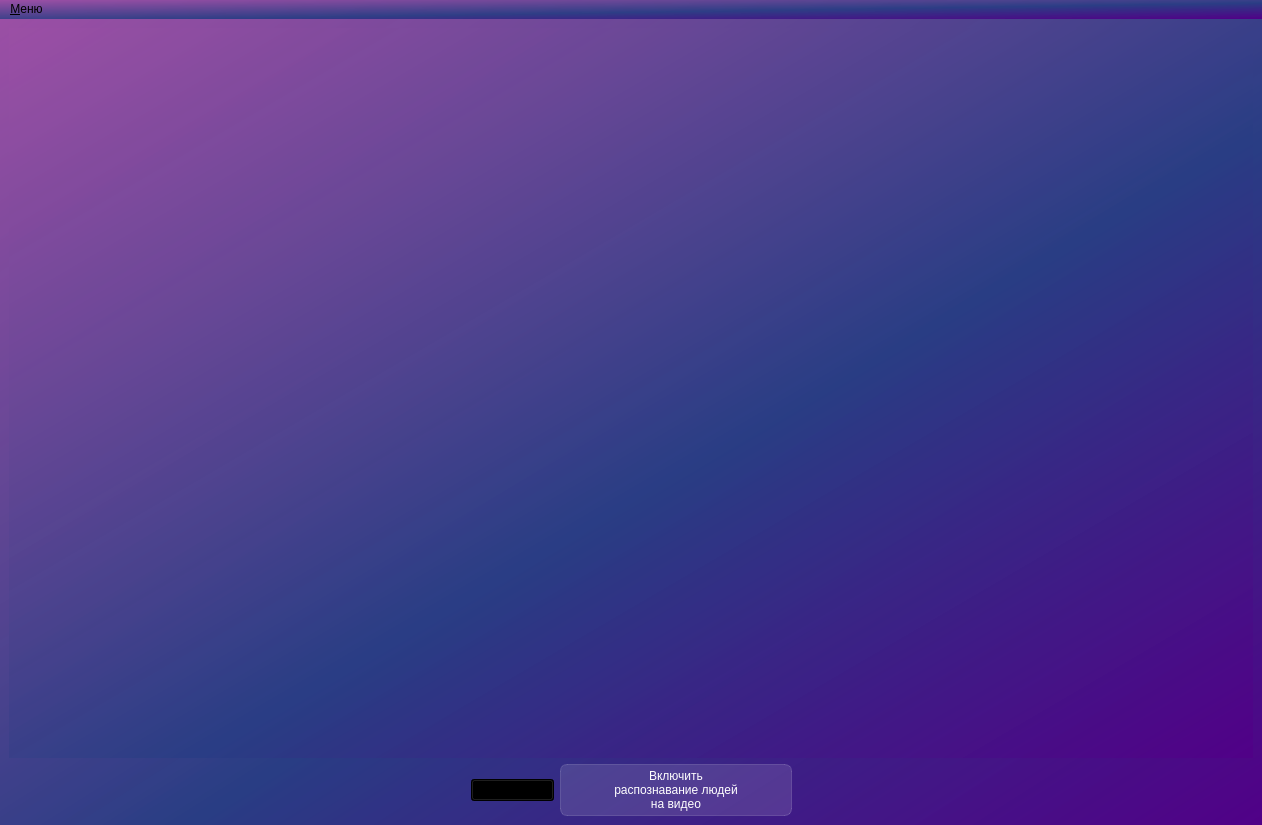
Before: the Qt Designer form UIFiles/main_window.ui in MonkeOSDungeon/DesktopApp, drawn with Qt 5.
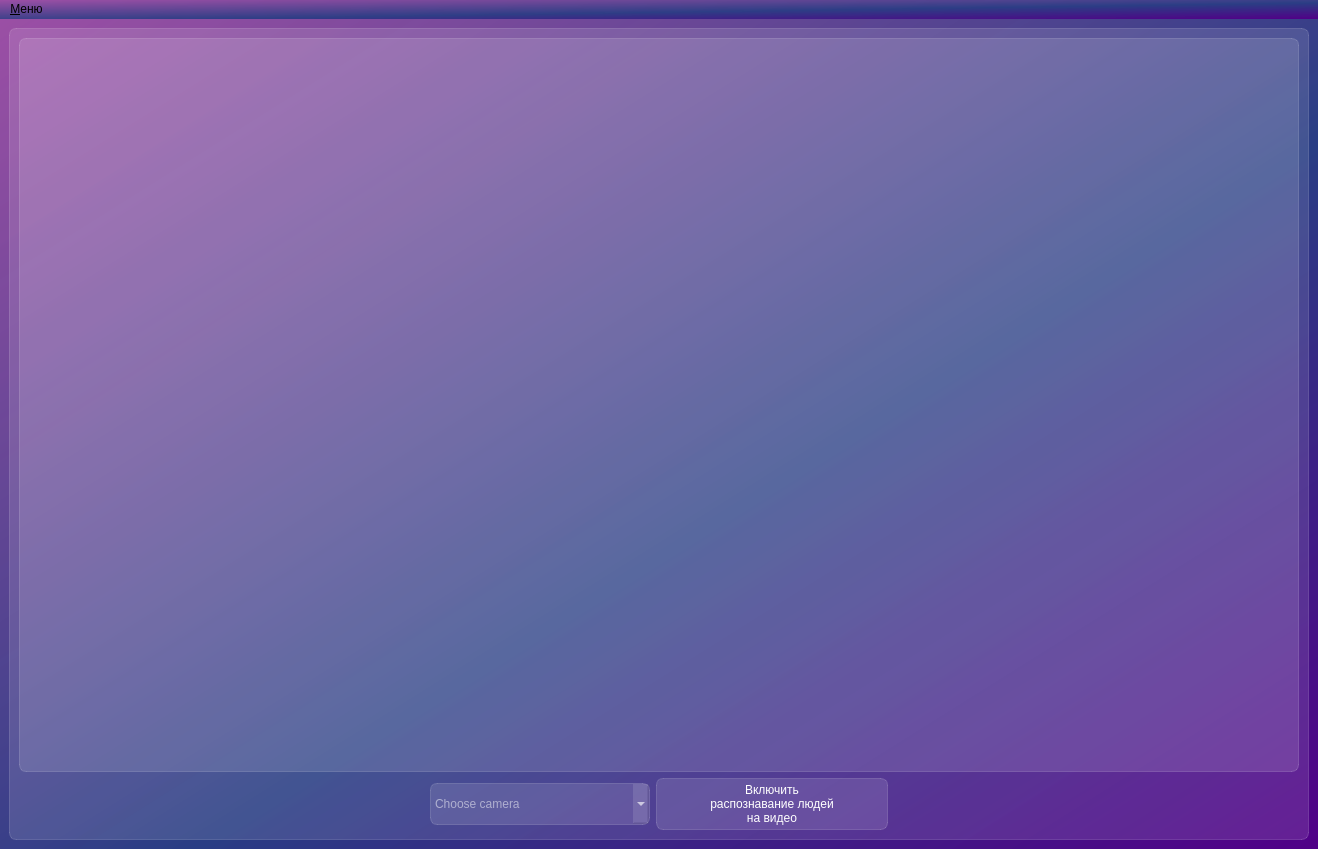
After: the same form once the commit is applied.

Commit message: Multiple camera support added

```diff
--- a/UIFiles/main_window.ui
+++ b/UIFiles/main_window.ui
@@ -6,8 +6,8 @@
    <rect>
     <x>0</x>
     <y>0</y>
-    <width>1262</width>
-    <height>825</height>
+    <width>1318</width>
+    <height>849</height>
    </rect>
   </property>
   <property name="windowTitle">
@@ -18,33 +18,33 @@
   </property>
   <widget class="QWidget" name="centralwidget">
    <layout class="QGridLayout" name="gridLayout">
-    <item row="1" column="0">
-     <spacer name="horizontalSpacer_2">
+    <item row="0" column="0">
+     <widget class="QFrame" name="frame">
+      <property name="styleSheet">
+       <string notr="true">background-color: rgba(255, 255, 255, 30);
+border: 1px solid rgba(255, 255, 255, 40);
+border-radius: 7px</string>
+      </property>
+      <property name="frameShape">
+       <enum>QFrame::Shape::StyledPanel</enum>
+      </property>
+      <property name="frameShadow">
+       <enum>QFrame::Shadow::Raised</enum>
+      </property>
+      <layout class="QGridLayout" name="gridLayout_2">
+       <item row="1" column="3">
+        <spacer name="horizontalSpacer_4">
       <property name="orientation">
        <enum>Qt::Orientation::Horizontal</enum>
       </property>
       <property name="sizeHint" stdset="0">
        <size>
-        <width>455</width>
+           <width>402</width>
         <height>20</height>
        </size>
       </property>
      </spacer>
     </item>
-    <item row="1" column="1">
-     <widget class="QComboBox" name="comboBox">
-      <item>
-       <property name="text">
-        <string>Камера 1</string>
-       </property>
-      </item>
-      <item>
-       <property name="text">
-        <string>Камера 2</string>
-       </property>
-      </item>
-     </widget>
-    </item>
     <item row="1" column="2">
      <widget class="QPushButton" name="activate_people_detector">
       <property name="styleSheet">
@@ -70,14 +70,65 @@
       </property>
      </widget>
     </item>
-    <item row="1" column="3">
-     <spacer name="horizontalSpacer">
+       <item row="1" column="1">
+        <widget class="QComboBox" name="cb_current_camera">
+         <property name="styleSheet">
+          <string notr="true">QComboBox{
+	color: white;
+	background-color: rgba(255, 255, 255, 30);
+	border: 1px solid rgba(255, 255, 255, 40);
+	border-radius: 7px;
+	width: 200px;
+	height: 40px
+}
+
+QComboBox:item {
+color: black;
+}
+
+/*
+
+QComboBox {
+font-size: 16px;
+color: white;
+}
+QComboBox QAbstractItemView
+{
+    border: 2px solid darkgray;
+    color: black;
+    selection-background-color: QLinearGradient( x1: 0, y1: 0, x2: 0, y2: 1, stop: 0 #111, stop: 1 #333);
+}
+QComboBox:item {                              
+	margin:3px; 
+	color: black;
+}  
+
+QComboBox:item:selected
+{
+     border: 0px solid #999900;
+     background: transparent;
+}
+QComboBox:item:checked
+{
+     font-weight: bold;
+}*/</string>
+         </property>
+         <property name="currentIndex">
+          <number>-1</number>
+         </property>
+         <property name="placeholderText">
+          <string>Choose camera</string>
+         </property>
+        </widget>
+       </item>
+       <item row="1" column="0">
+        <spacer name="horizontalSpacer_2">
       <property name="orientation">
        <enum>Qt::Orientation::Horizontal</enum>
       </property>
       <property name="sizeHint" stdset="0">
        <size>
-        <width>454</width>
+           <width>402</width>
         <height>20</height>
        </size>
       </property>
@@ -85,6 +136,18 @@
     </item>
     <item row="0" column="0" colspan="4">
      <widget class="QLabel" name="video_stream">
+         <property name="minimumSize">
+          <size>
+           <width>0</width>
+           <height>0</height>
+          </size>
+         </property>
+         <property name="maximumSize">
+          <size>
+           <width>1920</width>
+           <height>1080</height>
+          </size>
+         </property>
       <property name="text">
        <string/>
       </property>
@@ -92,12 +155,15 @@
     </item>
    </layout>
   </widget>
+    </item>
+   </layout>
+  </widget>
   <widget class="QMenuBar" name="menubar">
    <property name="geometry">
     <rect>
      <x>0</x>
      <y>0</y>
-     <width>1262</width>
+     <width>1318</width>
      <height>33</height>
     </rect>
    </property>
```
Lines whose indentation alone changed are shown as unchanged. The commit also changes 16 other files.
